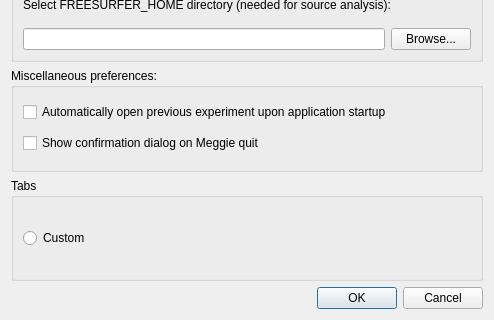
Qt form designer_ui_files/preferencesDialogUi.ui (cibr-jyu/meggie) before a commit; both pictures show x 0 to 494 and y 162 to 482 of the 494 by 482 pixel window.
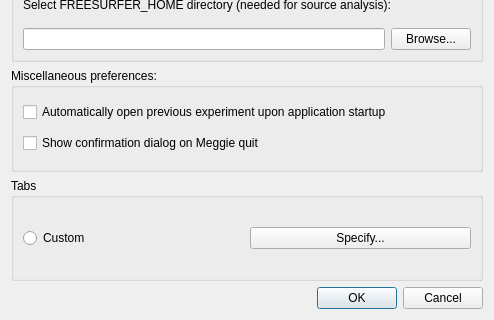
The same form after that commit.

Commit message: Allow custom tab setting to be specified from gui

What changed in the file:
```diff
--- a/designer_ui_files/preferencesDialogUi.ui
+++ b/designer_ui_files/preferencesDialogUi.ui
@@ -126,11 +126,22 @@
      </property>
      <layout class="QGridLayout" name="gridLayoutTabs">
       <item row="0" column="0">
+       <layout class="QHBoxLayout" name="horizontalLayoutCustom">
+        <item>
        <widget class="QRadioButton" name="radioButtonCustom">
         <property name="text">
          <string>Custom</string>
         </property>
        </widget>
+        </item>
+        <item>
+         <widget class="QPushButton" name="pushButtonCustom">
+          <property name="text">
+           <string>Specify...</string>
+          </property>
+         </widget>
+        </item>
+       </layout>
       </item>
      </layout>
     </widget>
```
Lines whose indentation alone changed are shown as unchanged. The commit also changes 5 other files.
